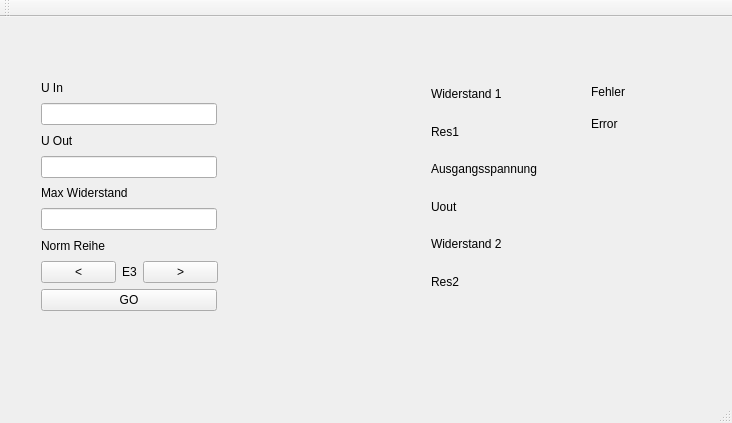
The window that UI/WiderstandsteilerUI/Widerstandsteiler.ui (Seebuebe/Widerstandsteiler) describes before a commit, drawn with Qt 5.
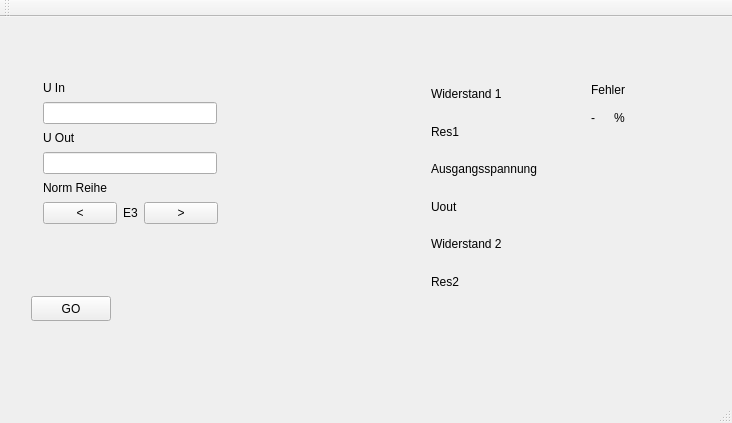
The same window after the commit. Icons and pictures are not drawn.

What changed in the file:
```diff
--- a/UI/WiderstandsteilerUI/Widerstandsteiler.ui
+++ b/UI/WiderstandsteilerUI/Widerstandsteiler.ui
@@ -99,13 +99,13 @@
      </item>
     </layout>
    </widget>
-   <widget class="QWidget" name="layoutWidget">
+   <widget class="QWidget" name="">
     <property name="geometry">
      <rect>
       <x>580</x>
-      <y>50</y>
-      <width>91</width>
-      <height>81</height>
+      <y>51</y>
+      <width>61</width>
+      <height>71</height>
      </rect>
     </property>
     <layout class="QVBoxLayout" name="verticalLayout_10">
@@ -117,26 +117,48 @@
       </widget>
      </item>
      <item>
+      <layout class="QHBoxLayout" name="horizontalLayout">
+       <item>
       <widget class="QLabel" name="FehlerVal">
        <property name="text">
-        <string>Error</string>
+          <string>-</string>
        </property>
       </widget>
      </item>
-    </layout>
-   </widget>
-   <widget class="QWidget" name="">
-    <property name="geometry">
-     <rect>
-      <x>30</x>
-      <y>50</y>
-      <width>198</width>
-      <height>255</height>
-     </rect>
-    </property>
-    <layout class="QVBoxLayout" name="verticalLayout_11">
      <item>
-      <layout class="QVBoxLayout" name="verticalLayout_5">
+        <widget class="QLabel" name="label">
+         <property name="text">
+          <string>%</string>
+         </property>
+        </widget>
+       </item>
+      </layout>
+     </item>
+    </layout>
+   </widget>
+   <widget class="QPushButton" name="pushButton">
+    <property name="geometry">
+     <rect>
+      <x>31</x>
+      <y>279</y>
+      <width>80</width>
+      <height>25</height>
+     </rect>
+    </property>
+    <property name="text">
+     <string>GO</string>
+    </property>
+   </widget>
+   <widget class="QWidget" name="">
+    <property name="geometry">
+     <rect>
+      <x>32</x>
+      <y>52</y>
+      <width>196</width>
+      <height>166</height>
+     </rect>
+    </property>
+    <layout class="QVBoxLayout" name="verticalLayout_4">
        <item>
         <layout class="QVBoxLayout" name="verticalLayout">
          <item>
@@ -165,20 +187,6 @@
          </item>
         </layout>
        </item>
-       <item>
-        <layout class="QVBoxLayout" name="verticalLayout_4">
-         <item>
-          <widget class="QLabel" name="MaxWiderstand">
-           <property name="text">
-            <string>Max Widerstand</string>
-           </property>
-          </widget>
-         </item>
-         <item>
-          <widget class="QLineEdit" name="MaxResStr"/>
-         </item>
-        </layout>
-       </item>
        <item>
         <layout class="QVBoxLayout" name="verticalLayout_3">
          <item>
@@ -217,15 +225,6 @@
           </layout>
          </item>
         </layout>
-       </item>
-      </layout>
-     </item>
-     <item>
-      <widget class="QPushButton" name="pushButton">
-       <property name="text">
-        <string>GO</string>
-       </property>
-      </widget>
      </item>
     </layout>
    </widget>
```
Lines whose indentation alone changed are shown as unchanged.
